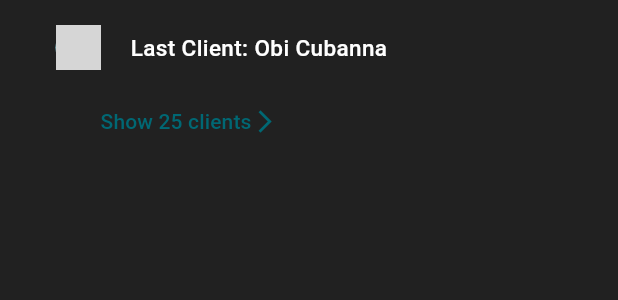
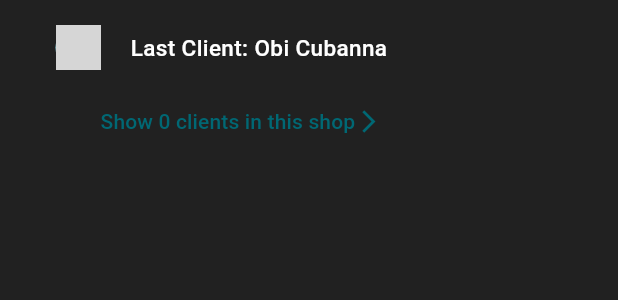
Before and after one commit to SpielerEinzig/zanna-clothing, a Flutter app: the ShopCard widget shown alone on an empty page, opened directly with empty values, on a phone screen of 412 x 824 dp. Shown: the part 125-425 px from the top of the screen. Run offline on Flutter 3.47's test engine with Material 2 defaults, Android fonts, the light colour scheme and no system bars; our stand-ins replace cloud_firestore, firebase_auth, firebase_core; accounts and stored records are empty; network calls fail; grey boxes are pictures that could not be loaded.

Commit message:
added filter clients by shop

```diff
--- a/lib/src/provider/client_provider.dart
+++ b/lib/src/provider/client_provider.dart
@@ -25,6 +25,18 @@ class ClientProvider with ChangeNotifier {
           client.phoneNumber.toLowerCase().contains(parameter) ||
           client.address.toLowerCase().contains(parameter) ||
           client.birthday.toLowerCase().contains(parameter)) {
+        clients.add(client);
+      }
+    }
+
+    return clients;
+  }
+
+  List<ClientModel> getClientsInShop(String shopId) {
+    List<ClientModel> clients = [];
+
+    for (var client in _clientList) {
+      if (client.shopId.toLowerCase() == shopId.toLowerCase()) {
         clients.add(client);
       }
     }
--- a/lib/src/widgets/shop_card.dart
+++ b/lib/src/widgets/shop_card.dart
@@ -1,5 +1,7 @@
 import 'package:flutter/material.dart';
+import 'package:provider/provider.dart';
 import 'package:zannas_clothing/src/models/shop_model.dart';
+import 'package:zannas_clothing/src/provider/client_provider.dart';
 import 'package:zannas_clothing/src/screens/shops/shop_details.dart';
 
 import '../screens/clients/client_list.dart';
@@ -120,7 +122,10 @@ class ShopCard extends StatelessWidget {
                 ],
               ),
               const SizedBox(height: 10),
-              Row(
+              Consumer<ClientProvider>(
+                builder: (context, clients, child) {
+                  int clientLength = clients.getClientsInShop(shop.id).length;
+                  return Row(
                     children: [
                       const SizedBox(width: 35),
                       TextButton(
@@ -130,14 +135,16 @@ class ShopCard extends StatelessWidget {
                             page: ClientList(shopModel: shop),
                           );
                         },
-                    child: const Row(
+                        child: Row(
                           children: [
-                        Text("Show 25 clients"),
-                        Icon(Icons.arrow_forward_ios),
+                            Text("Show $clientLength clients in this shop"),
+                            const Icon(Icons.arrow_forward_ios),
                           ],
                         ),
                       ),
                     ],
+                  );
+                },
               ),
             ],
           ),
```
Also changed, not shown: lib/src/screens/clients/client_list.dart (+9 -15 lines). Lines whose indentation alone changed are shown as unchanged.
